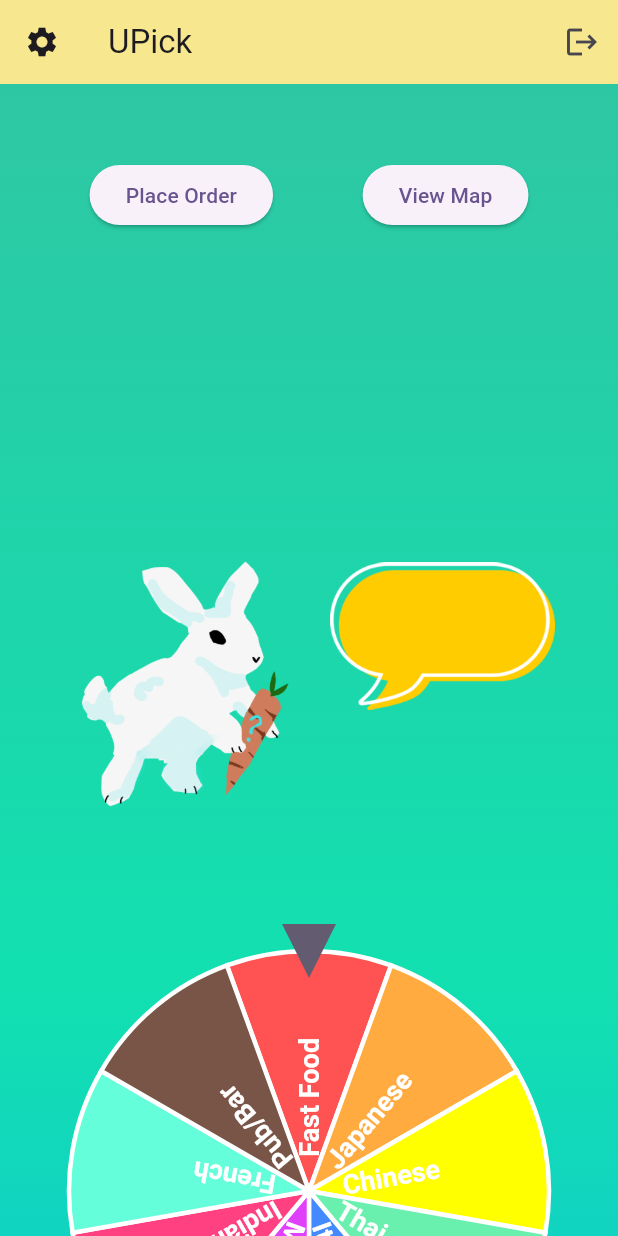
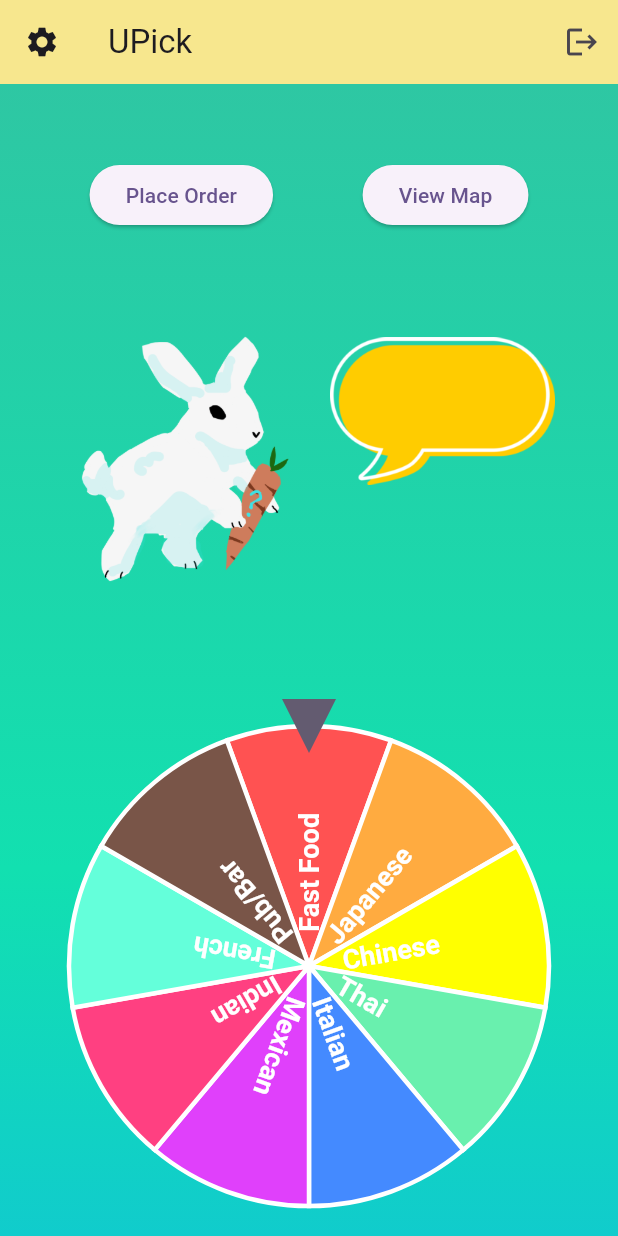
Before and after one commit to LGugs3/Surprise-Delivery-App, a Flutter app: the HomePage screen opened directly, on a phone screen of 412 x 824 dp. Run offline on Flutter 3.47's test engine with Material 3 defaults, Android fonts, the phone set to English and light mode, and no system bars; drawn by our look-alikes of flutter_fortune_wheel; our stand-ins replace cloud_firestore, confetti, firebase_auth, firebase_core, flutter_dotenv, google_fonts and 2 more; accounts and stored records are empty.

Commit message:
adjusted uey and the bubble speech further up

```diff
--- a/Surprise_Delivery_App/lib/pages/home_page.dart
+++ b/Surprise_Delivery_App/lib/pages/home_page.dart
@@ -168,7 +168,7 @@ class _HomePageState extends State<HomePage> {
                 children: [
                   buttonRow(context),
                   // the space between buttons and the wheel
-                  SizedBox(height: 200),
+                  SizedBox(height: 50),
 
                   // Row with Uey and speech bubble
                   Padding(
```
